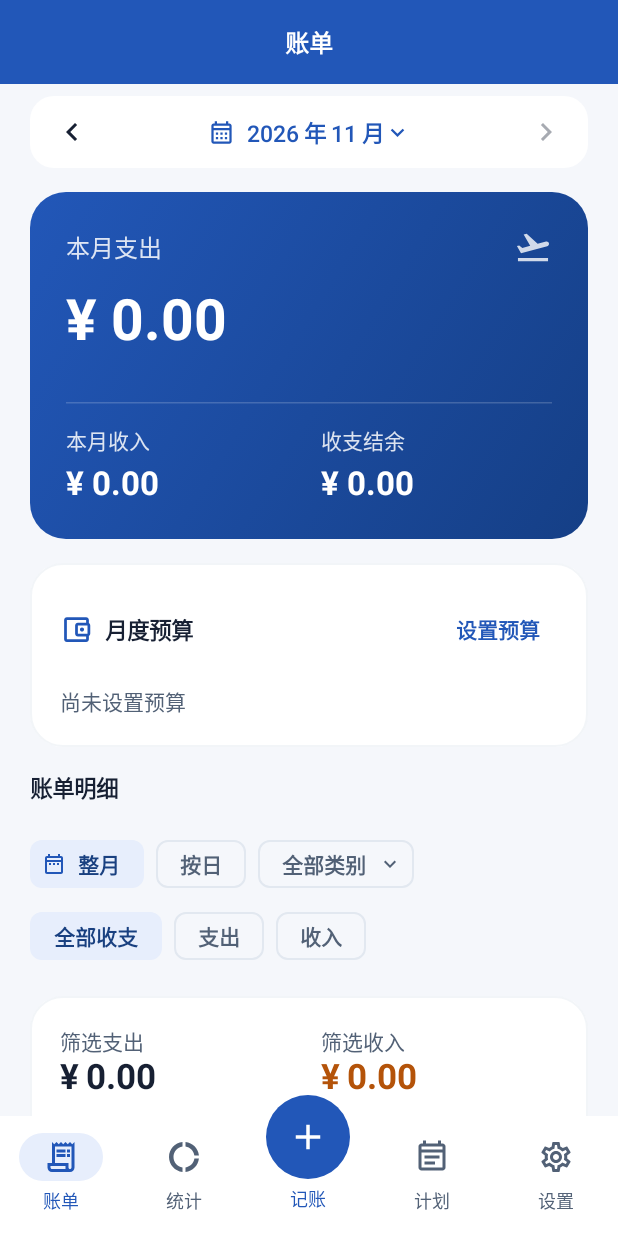
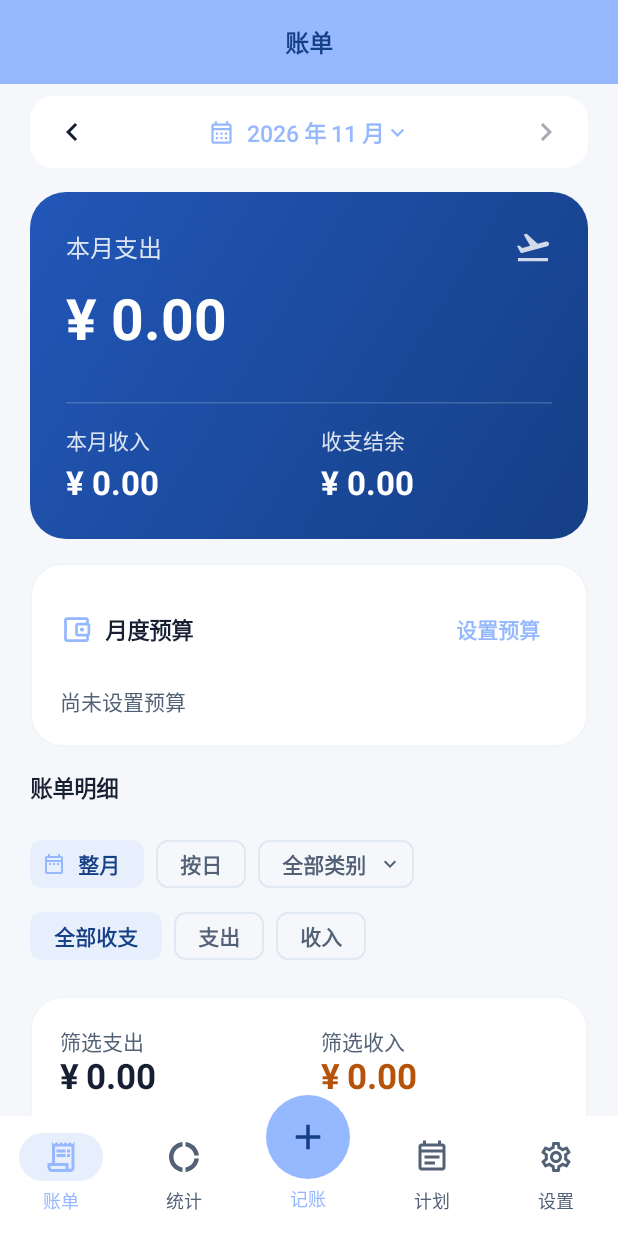
Before and after one commit to Ouniverse-X/AeroLedger, an Android app built with Jetpack Compose: the screen it shows after launch (MainActivity), on a phone screen of 412 x 824 dp. Run offline under Robolectric (Android 15) with nearby library versions, the phone set to English and light mode, and no system bars; our stand-ins replace Room's generated code.

Commit message:
调整深浅模式主题色对比方向

```diff
--- a/app/src/main/java/cn/edu/buaa/ledger/ui/theme/LedgerTheme.kt
+++ b/app/src/main/java/cn/edu/buaa/ledger/ui/theme/LedgerTheme.kt
@@ -61,10 +61,13 @@ val LocalThemeColor = compositionLocalOf { ThemeColor.BLUE }
 @Composable fun LedgerTheme(mode: String = "system", colorKey: String = "blue", content: @Composable () -> Unit) {
     val dark = mode == "dark" || mode == "system" && isSystemInDarkTheme()
     val accent = ThemeColor.fromKey(colorKey)
-    val colors = if (accent == ThemeColor.BLUE) { if (dark) Dark else Light }
-        else if (dark) Dark.copy(primary=accent.darkAccent, onPrimary=accent.end,
+    // Use the saturated/darker tone on dark surfaces and the lighter tone in light mode.
+    // This reverses the previous contrast direction while keeping text readable.
+    val colors = if (dark)
+        Dark.copy(primary=accent.start, onPrimary=Color.White,
             primaryContainer=accent.darkContainer, onPrimaryContainer=accent.container)
-        else Light.copy(primary=accent.start, onPrimary=Color.White,
+    else
+        Light.copy(primary=accent.darkAccent, onPrimary=accent.end,
             primaryContainer=accent.container, onPrimaryContainer=accent.end)
     CompositionLocalProvider(LocalThemeColor provides accent) {
         MaterialTheme(colorScheme=colors, typography=LedgerTypography, content=content)
```
